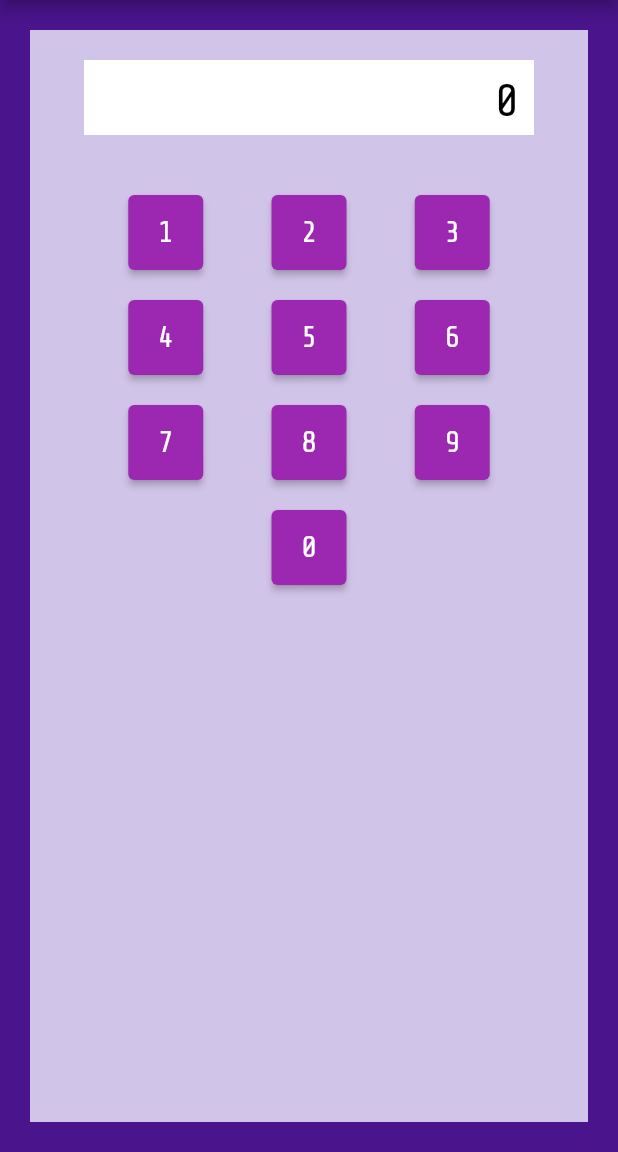
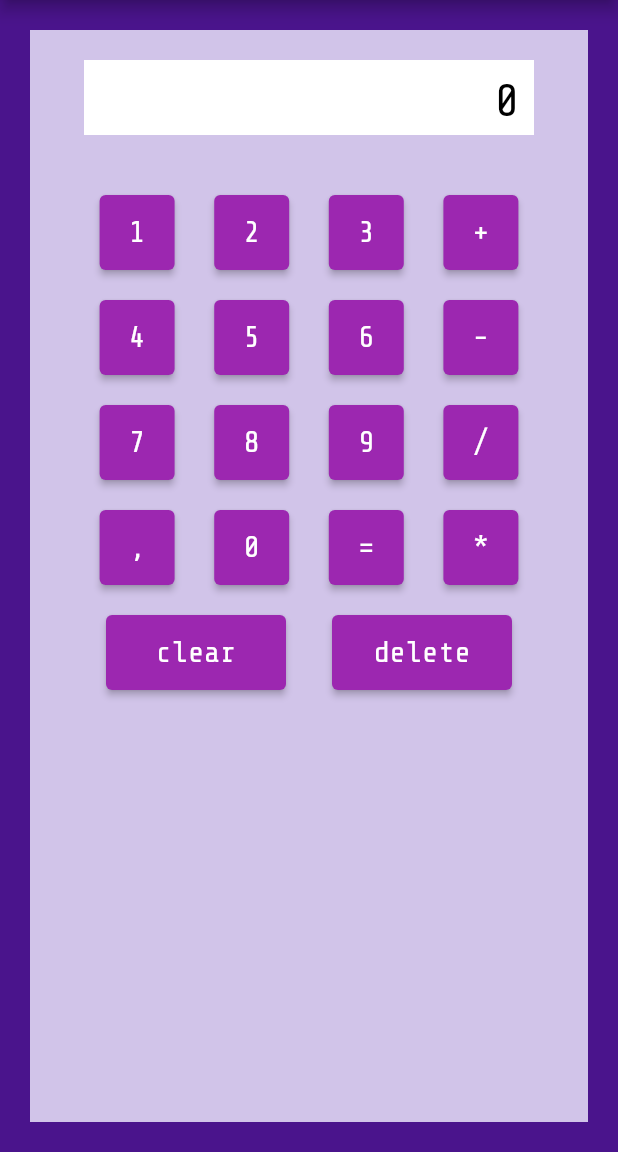
Before and after one commit to IzaakSantana/flutter-calculator, a Flutter app: the screen it shows after launch, on a phone screen of 412 x 824 dp, the part 84-1236 px from its top. Run offline on Flutter 3.47's test engine with Material 2 defaults, Android fonts, the phone set to English and light mode, and no system bars.

Commit message:
Added more buttons

```diff
--- a/lib/custom_widgets.dart
+++ b/lib/custom_widgets.dart
@@ -25,3 +25,14 @@ Widget boxButton(String texto) {
     ),
   );
 }
+
+Widget bigBoxButton(String texto) {
+  return SizedBox(
+    width: 120,
+    height: 50,
+    child: ElevatedButton(
+      child: myText(texto, 20, Colors.white),
+      onPressed: () {}
+    )
+  );
+}
--- a/lib/main.dart
+++ b/lib/main.dart
@@ -1,4 +1,5 @@
 import 'package:flutter/material.dart';
+import 'custom_widgets.dart';
 
 void main() {
   runApp(const Home());
@@ -16,32 +17,7 @@ class Home extends StatefulWidget {
 class _HomeState extends State<Home> {
   String resultado = "0";
   double paddingSize = 20.0;
-
-  Widget myText(String texto, double tamanho, Color cor) {
-    return RichText(
-      text: TextSpan(
-        text: texto,
-        style: TextStyle(
-          fontSize: tamanho,
-          fontFamily: "ShareTechMono",
-          color: cor
-        )
-      )
-    );
-  }
-
-  Widget boxButton(String texto) {
-    return SizedBox(
-      width: 50,
-      height: 50,
-      child: ElevatedButton(
-        child: myText(texto, 20.0, Colors.white),
-        onPressed: () {
-
-        }
-      ),
-    );
-  }
+  double rowSpace = 20.0;
 
   @override
   Widget build(BuildContext context) {
@@ -60,13 +36,13 @@ class _HomeState extends State<Home> {
           body: Center(
             child: Padding(
               padding: EdgeInsets.all(paddingSize),
-              child: Container(
+              child: Container( // Container geral
                 color: Colors.deepPurple[100],
                 child: Column(
                   children: [
                     Padding (
                       padding: EdgeInsets.all(paddingSize),
-                      child: Container(
+                      child: Container( // Container do resultado
                         width: 300,
                         height: 50,
                         color: Colors.white,
@@ -88,32 +64,46 @@ class _HomeState extends State<Home> {
                             children: [
                               boxButton("1"),
                               boxButton("2"),
-                              boxButton("3")
+                              boxButton("3"),
+                              boxButton("+")
                             ]
                           ),
-                          SizedBox(height: 20),
+                          SizedBox(height: rowSpace),
                           Row(
                             mainAxisAlignment: MainAxisAlignment.spaceEvenly,
                             children: [
                               boxButton("4"),
                               boxButton("5"),
-                              boxButton("6")
+                              boxButton("6"),
+                              boxButton("-")
                             ]
                           ),
-                          SizedBox(height: 20),
+                          SizedBox(height: rowSpace),
                           Row(
                             mainAxisAlignment: MainAxisAlignment.spaceEvenly,
                             children: [
                               boxButton("7"),
                               boxButton("8"),
-                              boxButton("9")
+                              boxButton("9"),
+                              boxButton("/")
                             ]
                           ),
-                          SizedBox(height: 20),
+                          SizedBox(height: rowSpace),
                           Row(
-                            mainAxisAlignment: MainAxisAlignment.center,
+                            mainAxisAlignment: MainAxisAlignment.spaceEvenly,
                             children: [
+                              boxButton(","),
                               boxButton("0"),
+                              boxButton("="),
+                              boxButton("*")
+                            ]
+                          ),
+                          SizedBox(height: rowSpace),
+                          Row(
+                            mainAxisAlignment: MainAxisAlignment.spaceEvenly,
+                            children: [
+                              bigBoxButton("clear"),
+                              bigBoxButton("delete")
                             ]
                           )
                         ]
```
